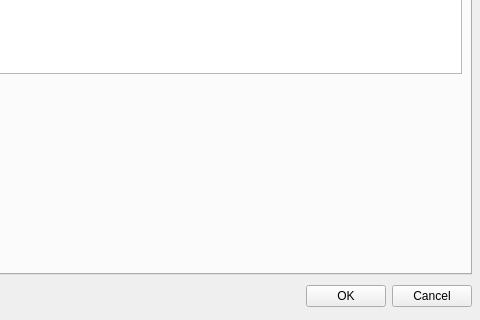
This is src/debugger/debugger.ui in xyproto/zsnes as Qt 5 draws it before an edit; both pictures show x 160 to 640 and y 160 to 480 of the 640 by 480 pixel window. The edited form follows.
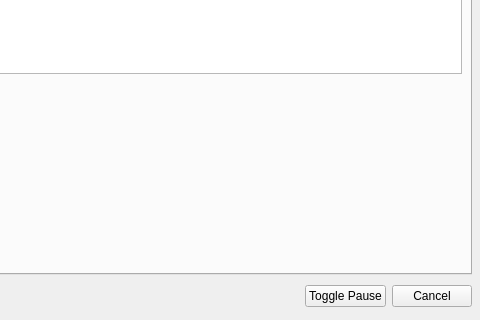
This is the edited form.

Commit message: Commit functional debugger toggle pause button.

The edit to the form file:
```diff
--- a/src/debugger/debugger.ui
+++ b/src/debugger/debugger.ui
@@ -201,7 +201,7 @@
       <item>
        <widget class="QPushButton" name="okButton" >
         <property name="text" >
-         <string>OK</string>
+         <string>Toggle Pause</string>
         </property>
         <property name="autoDefault" >
          <bool>false</bool>
```
Left out of the diff: 2 changed lines with no effect on the pictures. The commit also changes 2 other files.
